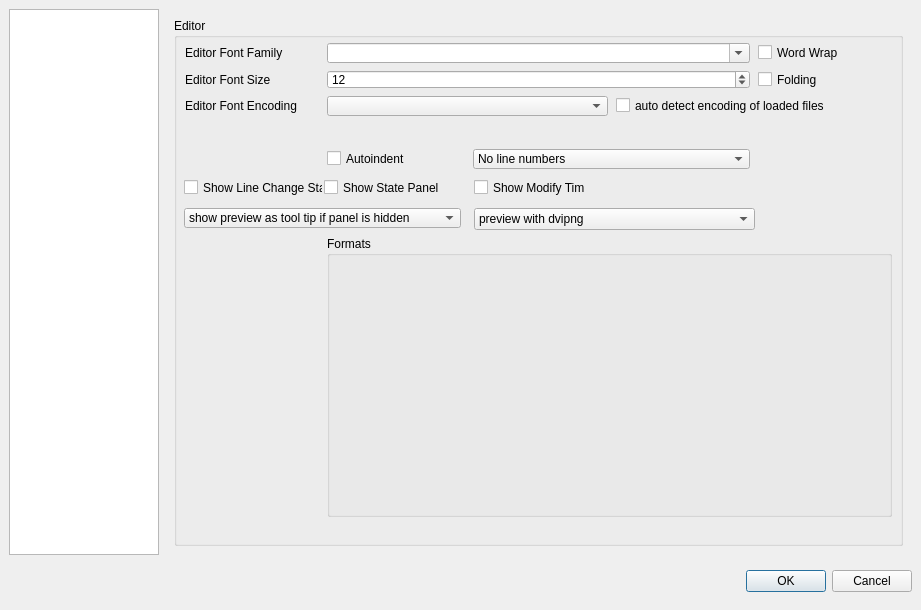
Before: the Qt Designer form configdialog.ui in svn2github/texstudio-trunk, drawn with Qt 5.
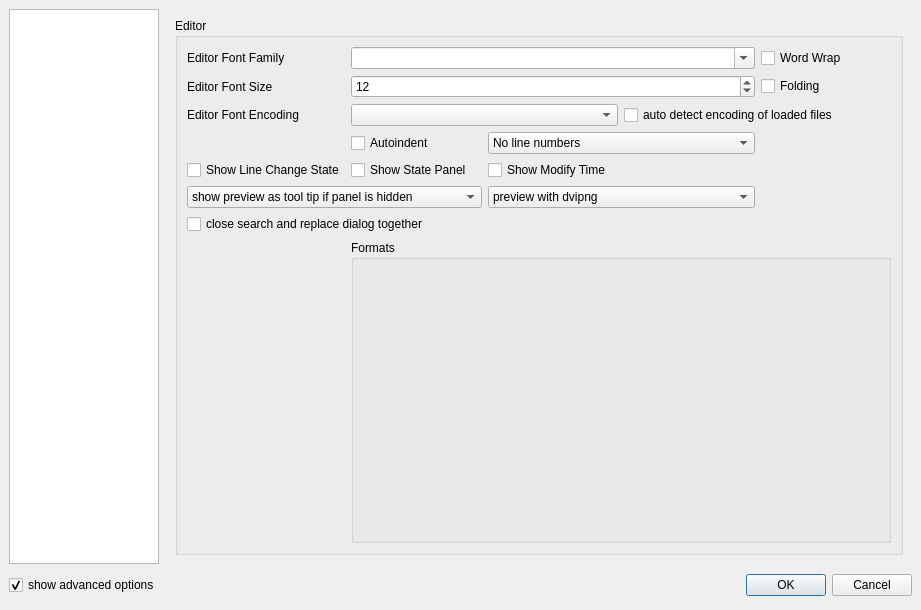
After: the same form once the commit is applied. Icons and pictures are not drawn.

Diff of the .ui file:
```diff
--- a/configdialog.ui
+++ b/configdialog.ui
@@ -31,22 +31,6 @@
    <property name="verticalSpacing" >
     <number>6</number>
    </property>
-   <item row="2" column="0" >
-    <spacer>
-     <property name="orientation" >
-      <enum>Qt::Vertical</enum>
-     </property>
-     <property name="sizeType" >
-      <enum>QSizePolicy::Maximum</enum>
-     </property>
-     <property name="sizeHint" >
-      <size>
-       <width>131</width>
-       <height>40</height>
-      </size>
-     </property>
-    </spacer>
-   </item>
    <item row="2" column="2" >
     <layout class="QHBoxLayout" >
      <property name="spacing" >
@@ -792,54 +776,37 @@
          <property name="title" >
           <string>Editor</string>
          </property>
+         <layout class="QGridLayout" >
+          <item row="0" column="0" >
          <widget class="QLabel" name="labelFamily" >
-          <property name="geometry" >
-           <rect>
-            <x>11</x>
-            <y>25</y>
-            <width>134</width>
-            <height>20</height>
-           </rect>
-          </property>
           <property name="text" >
            <string>Editor Font Family</string>
           </property>
          </widget>
+          </item>
+          <item row="0" column="1" colspan="3" >
          <widget class="QComboBox" name="comboBoxFont" >
-          <property name="geometry" >
-           <rect>
-            <x>153</x>
-            <y>25</y>
-            <width>423</width>
-            <height>20</height>
-           </rect>
-          </property>
           <property name="editable" >
            <bool>true</bool>
           </property>
          </widget>
+          </item>
+          <item row="0" column="4" >
+           <widget class="QCheckBox" name="checkBoxWordwrap" >
+            <property name="text" >
+             <string>Word Wrap</string>
+            </property>
+           </widget>
+          </item>
+          <item row="1" column="0" >
          <widget class="QLabel" name="labelSize" >
-          <property name="geometry" >
-           <rect>
-            <x>11</x>
-            <y>52</y>
-            <width>134</width>
-            <height>19</height>
-           </rect>
-          </property>
           <property name="text" >
            <string>Editor Font Size</string>
           </property>
          </widget>
+          </item>
+          <item row="1" column="1" colspan="3" >
          <widget class="QSpinBox" name="spinBoxSize" >
-          <property name="geometry" >
-           <rect>
-            <x>153</x>
-            <y>52</y>
-            <width>423</width>
-            <height>19</height>
-           </rect>
-          </property>
           <property name="minimum" >
            <number>1</number>
           </property>
@@ -847,176 +814,45 @@
            <number>12</number>
           </property>
          </widget>
+          </item>
+          <item row="1" column="4" >
+           <widget class="QCheckBox" name="checkBoxFolding" >
+            <property name="text" >
+             <string>Folding</string>
+            </property>
+           </widget>
+          </item>
+          <item row="2" column="0" >
          <widget class="QLabel" name="labelEncoding" >
-          <property name="geometry" >
-           <rect>
-            <x>11</x>
-            <y>78</y>
-            <width>134</width>
-            <height>20</height>
-           </rect>
-          </property>
           <property name="text" >
            <string>Editor Font Encoding</string>
           </property>
          </widget>
-         <widget class="QComboBox" name="comboBoxEncoding" >
-          <property name="geometry" >
-           <rect>
-            <x>153</x>
-            <y>78</y>
-            <width>281</width>
-            <height>20</height>
-           </rect>
-          </property>
-         </widget>
-         <widget class="QCheckBox" name="checkBoxState" >
-          <property name="geometry" >
-           <rect>
-            <x>150</x>
-            <y>160</y>
-            <width>134</width>
-            <height>19</height>
-           </rect>
-          </property>
-          <property name="text" >
-           <string>Show State Panel</string>
-          </property>
-         </widget>
-         <widget class="QCheckBox" name="checkBoxLineState" >
-          <property name="geometry" >
-           <rect>
-            <x>10</x>
-            <y>160</y>
-            <width>139</width>
-            <height>19</height>
-           </rect>
-          </property>
-          <property name="text" >
-           <string>Show Line Change State</string>
-          </property>
-         </widget>
-         <widget class="QGroupBox" name="formatConfigBox" >
-          <property name="geometry" >
-           <rect>
-            <x>153</x>
-            <y>218</y>
-            <width>565</width>
-            <height>281</height>
-           </rect>
-          </property>
-          <property name="sizePolicy" >
-           <sizepolicy vsizetype="MinimumExpanding" hsizetype="Preferred" >
-            <horstretch>0</horstretch>
-            <verstretch>0</verstretch>
-           </sizepolicy>
-          </property>
-          <property name="minimumSize" >
-           <size>
-            <width>0</width>
-            <height>0</height>
-           </size>
-          </property>
-          <property name="baseSize" >
-           <size>
-            <width>0</width>
-            <height>0</height>
-           </size>
-          </property>
-          <property name="title" >
-           <string>Formats</string>
-          </property>
-         </widget>
+          </item>
+          <item row="2" column="1" colspan="2" >
+           <widget class="QComboBox" name="comboBoxEncoding" />
+          </item>
+          <item row="2" column="3" colspan="2" >
          <widget class="QCheckBox" name="checkBoxAutoDetectOnLoad" >
-          <property name="geometry" >
-           <rect>
-            <x>442</x>
-            <y>78</y>
-            <width>276</width>
-            <height>19</height>
-           </rect>
-          </property>
           <property name="text" >
            <string>auto detect encoding of loaded files</string>
           </property>
          </widget>
+          </item>
+          <item row="3" column="1" >
          <widget class="QCheckBox" name="checkBoxAutoIndent" >
-          <property name="geometry" >
-           <rect>
-            <x>153</x>
-            <y>131</y>
-            <width>139</width>
-            <height>19</height>
-           </rect>
-          </property>
           <property name="text" >
            <string>Autoindent</string>
           </property>
-         </widget>
-         <widget class="QCheckBox" name="checkBoxWordwrap" >
-          <property name="geometry" >
-           <rect>
-            <x>584</x>
-            <y>25</y>
-            <width>134</width>
-            <height>19</height>
-           </rect>
-          </property>
-          <property name="text" >
-           <string>Word Wrap</string>
-          </property>
-         </widget>
-         <widget class="QCheckBox" name="checkBoxFolding" >
-          <property name="geometry" >
-           <rect>
-            <x>584</x>
-            <y>52</y>
-            <width>134</width>
-            <height>19</height>
-           </rect>
-          </property>
-          <property name="text" >
-           <string>Folding</string>
-          </property>
-         </widget>
-         <widget class="QComboBox" name="comboBoxPreviewMode" >
-          <property name="geometry" >
-           <rect>
-            <x>10</x>
-            <y>190</y>
-            <width>277</width>
-            <height>20</height>
-           </rect>
-          </property>
-          <item>
-           <property name="text" >
-            <string>show preview as tool tip if panel is hidden</string>
-           </property>
+            <property name="advancedOption" stdset="0" >
+             <bool>true</bool>
+            </property>
+           </widget>
           </item>
-          <item>
-           <property name="text" >
-            <string>always show preview in preview panel</string>
-           </property>
-          </item>
-          <item>
-           <property name="text" >
-            <string>always show preview as tool tip</string>
-           </property>
-          </item>
-          <item>
-           <property name="text" >
-            <string>always show both</string>
-           </property>
-          </item>
-         </widget>
+          <item row="3" column="2" colspan="2" >
          <widget class="QComboBox" name="comboboxLineNumbers" >
-          <property name="geometry" >
-           <rect>
-            <x>299</x>
-            <y>131</y>
-            <width>277</width>
-            <height>20</height>
-           </rect>
+            <property name="advancedOption" stdset="0" >
+             <bool>true</bool>
           </property>
           <item>
            <property name="text" >
@@ -1034,27 +870,68 @@
            </property>
           </item>
          </widget>
+          </item>
+          <item row="4" column="0" >
+           <widget class="QCheckBox" name="checkBoxLineState" >
+            <property name="text" >
+             <string>Show Line Change State</string>
+            </property>
+            <property name="advancedOption" stdset="0" >
+             <bool>true</bool>
+            </property>
+           </widget>
+          </item>
+          <item row="4" column="1" >
+           <widget class="QCheckBox" name="checkBoxState" >
+            <property name="text" >
+             <string>Show State Panel</string>
+            </property>
+            <property name="advancedOption" stdset="0" >
+             <bool>true</bool>
+            </property>
+           </widget>
+          </item>
+          <item row="4" column="2" >
          <widget class="QCheckBox" name="checkBoxDisplayModifyTime" >
-          <property name="geometry" >
-           <rect>
-            <x>300</x>
-            <y>160</y>
-            <width>111</width>
-            <height>19</height>
-           </rect>
-          </property>
           <property name="text" >
            <string>Show Modify Time</string>
           </property>
-         </widget>
+            <property name="advancedOption" stdset="0" >
+             <bool>true</bool>
+            </property>
+           </widget>
+          </item>
+          <item row="5" column="0" colspan="2" >
+           <widget class="QComboBox" name="comboBoxPreviewMode" >
+            <property name="advancedOption" stdset="0" >
+             <bool>true</bool>
+            </property>
+            <item>
+             <property name="text" >
+              <string>show preview as tool tip if panel is hidden</string>
+             </property>
+            </item>
+            <item>
+             <property name="text" >
+              <string>always show preview in preview panel</string>
+             </property>
+            </item>
+            <item>
+             <property name="text" >
+              <string>always show preview as tool tip</string>
+             </property>
+            </item>
+            <item>
+             <property name="text" >
+              <string>always show both</string>
+             </property>
+            </item>
+           </widget>
+          </item>
+          <item row="5" column="2" colspan="2" >
          <widget class="QComboBox" name="comboBoxDvi2PngMode" >
-          <property name="geometry" >
-           <rect>
-            <x>300</x>
-            <y>190</y>
-            <width>281</width>
-            <height>22</height>
-           </rect>
+            <property name="advancedOption" stdset="0" >
+             <bool>true</bool>
           </property>
           <item>
            <property name="text" >
@@ -1072,6 +949,43 @@
            </property>
           </item>
          </widget>
+          </item>
+          <item row="7" column="1" colspan="4" >
+           <widget class="QGroupBox" name="formatConfigBox" >
+            <property name="sizePolicy" >
+             <sizepolicy vsizetype="MinimumExpanding" hsizetype="Preferred" >
+              <horstretch>0</horstretch>
+              <verstretch>0</verstretch>
+             </sizepolicy>
+            </property>
+            <property name="minimumSize" >
+             <size>
+              <width>0</width>
+              <height>0</height>
+             </size>
+            </property>
+            <property name="baseSize" >
+             <size>
+              <width>0</width>
+              <height>0</height>
+             </size>
+            </property>
+            <property name="title" >
+             <string>Formats</string>
+            </property>
+           </widget>
+          </item>
+          <item row="6" column="0" colspan="2" >
+           <widget class="QCheckBox" name="checkBoxCloseSearchReplaceTogether" >
+            <property name="text" >
+             <string>close search and replace dialog together</string>
+            </property>
+            <property name="advancedOption" stdset="0" >
+             <bool>true</bool>
+            </property>
+           </widget>
+          </item>
+         </layout>
         </widget>
        </item>
       </layout>
@@ -1171,6 +1085,16 @@
      </widget>
     </widget>
    </item>
+   <item row="2" column="0" >
+    <widget class="QCheckBox" name="checkBoxShowAdvancedOptions" >
+     <property name="text" >
+      <string>show advanced options</string>
+     </property>
+     <property name="checked" >
+      <bool>true</bool>
+     </property>
+    </widget>
+   </item>
   </layout>
  </widget>
  <tabstops>
```
Left out of the diff: 18 changed lines with no effect on the pictures. Lines whose indentation alone changed are shown as unchanged.
